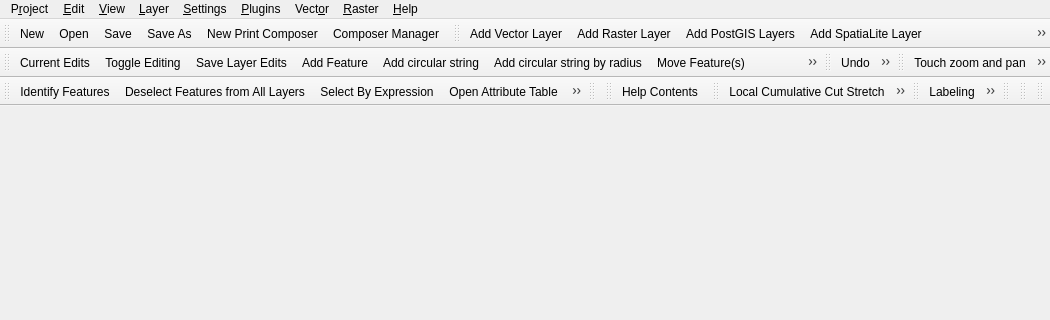
Above: src/ui/qgisapp.ui from mhugent/QGIS before the change; both pictures show x 0 to 1050 and y 0 to 320 of the 1050 by 506 pixel window. Below: the same form after it.
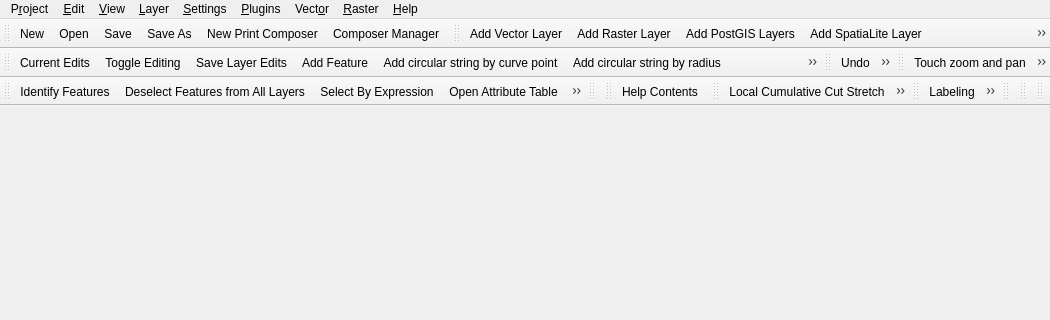
That is the form after the change. Icons and pictures are not drawn.

What changed in the file:
```diff
--- a/src/ui/qgisapp.ui
+++ b/src/ui/qgisapp.ui
@@ -330,7 +330,7 @@
    <addaction name="mActionToggleEditing"/>
    <addaction name="mActionSaveLayerEdits"/>
    <addaction name="mActionAddFeature"/>
-   <addaction name="mActionAddCircularString"/>
+   <addaction name="mActionCircularStringCurvePoint"/>
    <addaction name="mActionCircularStringRadius"/>
    <addaction name="mActionMoveFeature"/>
    <addaction name="mActionNodeTool"/>
@@ -2236,12 +2236,12 @@
     <string>Set Scale Visibility of Layer(s)</string>
    </property>
   </action>
-  <action name="mActionAddCircularString">
+  <action name="mActionCircularStringCurvePoint">
    <property name="checkable">
     <bool>true</bool>
    </property>
    <property name="text">
-    <string>Add circular string</string>
+    <string>Add circular string by curve point</string>
    </property>
    <property name="toolTip">
     <string>Add circular string</string>
```
